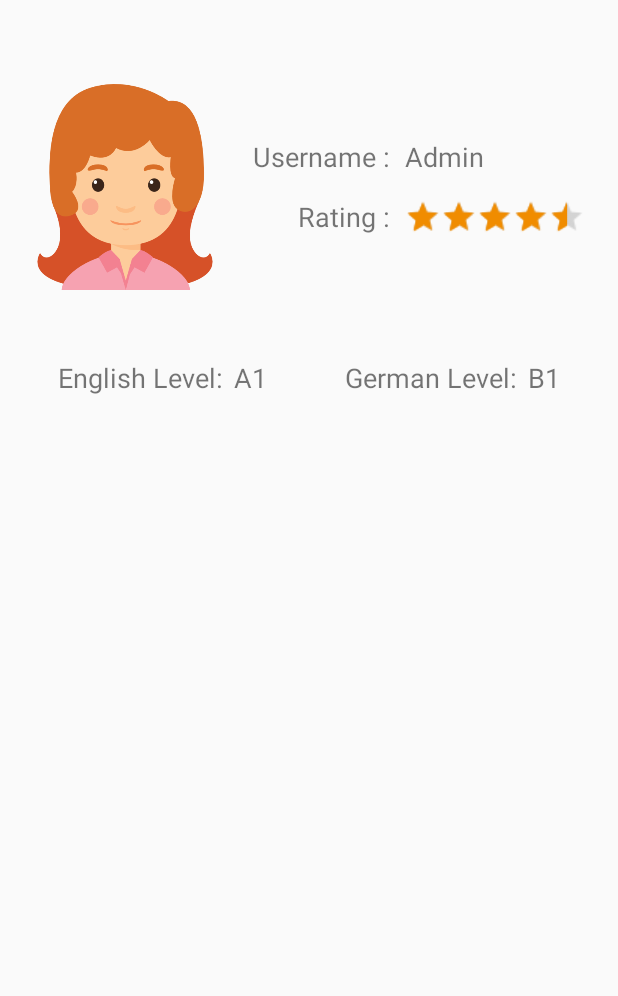
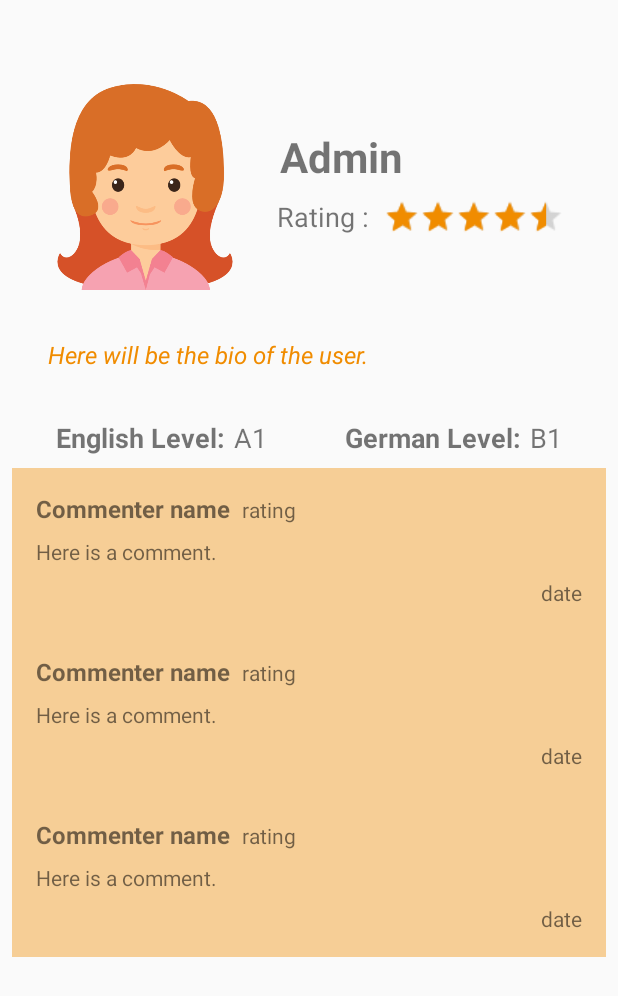
Before and after one commit to bounswe/bounswe2019group3, an Android app: the layout activity_profile_page.xml on its own in the app's theme, with its tools: preview values and no code run, on a phone screen of 412 x 824 dp. Shown: the top 996 px of the screen. Run offline under Robolectric (Android 15) with nearby library versions, the phone set to English and light mode, and no system bars; network calls fail; Roboto replaces fonts that are not available here.

Commit message:
Comment and bio added to profile page layout and some adjustments for api requests

```diff
--- a/project/mobile/bulingo/app/src/main/java/com/bulingo/Database/Language.java
+++ b/project/mobile/bulingo/app/src/main/java/com/bulingo/Database/Language.java
@@ -9,5 +9,7 @@ public class Language {
         public String name;
         @SerializedName("abbr")
         public String abbr;
+        @SerializedName("grade")
+        public String grade;
 
 }
--- a/project/mobile/bulingo/app/src/main/java/com/bulingo/Database/User.java
+++ b/project/mobile/bulingo/app/src/main/java/com/bulingo/Database/User.java
@@ -10,5 +10,11 @@ public class User {
     public String email;
     @SerializedName("role")
     public String role;
+    @SerializedName("bio")
+    public String bio;
+    @SerializedName("avatar")
+    public String avatar;
+    @SerializedName("rating")
+    public float rating;
 
 }
--- a/project/mobile/bulingo/app/src/main/java/com/bulingo/Login/LoginMain.java
+++ b/project/mobile/bulingo/app/src/main/java/com/bulingo/Login/LoginMain.java
@@ -27,6 +27,7 @@ import retrofit2.Response;
 public class LoginMain extends AppCompatActivity {
 
     APIInterface apiInterface;
+    String username;
 
     @Override
     protected void onCreate(Bundle savedInstanceState) {
@@ -34,6 +35,7 @@ public class LoginMain extends AppCompatActivity {
         apiInterface = APICLient.getClient(getApplicationContext()).create(APIInterface.class);
         setContentView(R.layout.activity_log_in_main);
         String message = getIntent().getStringExtra("message");
+        username = getIntent().getStringExtra("username");
         TextView text = findViewById(R.id.textView);
         text.setText(message);
 
@@ -101,6 +103,7 @@ public class LoginMain extends AppCompatActivity {
 
     public void onClickProfilePage(View view) {
         Intent intent = new Intent(this, ProfilePage.class);
+        intent.putExtra("username", username);
         startActivity(intent);
     }
 }
--- a/project/mobile/bulingo/app/src/main/java/com/bulingo/Login/Register.java
+++ b/project/mobile/bulingo/app/src/main/java/com/bulingo/Login/Register.java
@@ -67,7 +67,7 @@ public class Register extends AppCompatActivity {
             public void onResponse(Call<Void> call, Response<Void> response) {
                 Log.d("request", response.toString());
                 if(response.isSuccessful()) {
-                    registered("Welcome " + username + "!");
+                    registered("Welcome " + username + "!", username);
                 } else {
                     toast("This username or email address is used.");
                 }
@@ -87,11 +87,12 @@ public class Register extends AppCompatActivity {
         startActivity(intent);
     }
 
-    public void registered(String message){
+    public void registered(String message, String username){
         Toast.makeText(getApplicationContext(),"User Successfully Registered.", Toast.LENGTH_SHORT).show();
         Intent intent = new Intent(this, LoginMain.class);
         intent.putExtra("message", message);
         intent.putExtra("isNew", true);
+        intent.putExtra("username", username);
         startActivity(intent);
     }
 
--- a/project/mobile/bulingo/app/src/main/java/com/bulingo/MainActivity.java
+++ b/project/mobile/bulingo/app/src/main/java/com/bulingo/MainActivity.java
@@ -63,10 +63,11 @@ public class MainActivity extends AppCompatActivity {
         startActivity(intent);
     }
 
-    public void signedIn(String message){
+    public void signedIn(String message, String username){
         Intent intent = new Intent(this, LoginMain.class);
         intent.putExtra("message", message);
         intent.putExtra("isNew", false);
+        intent.putExtra("username", username);
         startActivity(intent);
     }
 
@@ -92,7 +93,7 @@ public class MainActivity extends AppCompatActivity {
                 Log.d("request", response.toString());
                 if(response.code() == 200) {
                     User user = response.body();
-                    signedIn("Welcome " + user.username + "! ");
+                    signedIn("Welcome " + user.username + "! ", username);
                 } else {
                     toast("Your email/password combination does not match.");
                 }
--- a/project/mobile/bulingo/app/src/main/res/layout/activity_profile_page.xml
+++ b/project/mobile/bulingo/app/src/main/res/layout/activity_profile_page.xml
@@ -28,7 +28,7 @@
                 android:layout_width="match_parent"
                 android:layout_height="wrap_content"
                 android:padding="8dp"
-                app:layout_constraintBottom_toTopOf="@id/layoutForLevel"
+                app:layout_constraintBottom_toTopOf="@id/bio"
                 app:layout_constraintEnd_toEndOf="parent"
                 app:layout_constraintStart_toStartOf="parent"
                 app:layout_constraintTop_toTopOf="parent">
@@ -55,34 +55,24 @@
                     app:layout_constraintTop_toTopOf="parent">
 
                     <TextView
-                        android:id="@+id/staticUsername"
-                        android:layout_width="100dp"
+                        android:id="@+id/realUsername"
+                        android:layout_width="188dp"
                         android:layout_height="40dp"
-                        android:gravity="center"
-                        android:text="@string/username2"
-                        android:textAlignment="textEnd"
-                        android:textSize="18sp"
-                        app:layout_constraintBottom_toTopOf="@id/staticRating"
-                        app:layout_constraintEnd_toStartOf="@id/realUsername"
+                        android:gravity="center_vertical"
+                        android:text="Admin"
+                        android:textSize="28sp"
+                        app:autoSizeTextType="uniform"
+                        app:autoSizeMinTextSize="16sp"
+                        app:autoSizeMaxTextSize="28sp"
+                        android:textStyle="bold"
+                        app:layout_constraintBottom_toTopOf="@+id/ratingLayout"
+                        app:layout_constraintEnd_toEndOf="parent"
                         app:layout_constraintStart_toStartOf="parent"
                         app:layout_constraintTop_toTopOf="parent" />
 
                     <TextView
-                        android:id="@+id/realUsername"
-                        android:layout_width="120dp"
-                        android:layout_height="40dp"
-                        android:gravity="center_vertical"
-                        android:text="Admin"
-                        android:textSize="18sp"
-                        android:layout_marginStart="10dp"
-                        app:layout_constraintBottom_toTopOf="@+id/ratingLayout"
-                        app:layout_constraintEnd_toEndOf="parent"
-                        app:layout_constraintStart_toEndOf="@id/staticUsername"
-                        app:layout_constraintTop_toTopOf="parent" />
-
-                    <TextView
                         android:id="@+id/staticRating"
-                        android:layout_width="100dp"
+                        android:layout_width="wrap_content"
                         android:layout_height="40dp"
                         android:gravity="center_vertical"
                         android:text="@string/rating"
@@ -90,8 +80,7 @@
                         android:textSize="18sp"
                         app:layout_constraintBottom_toBottomOf="parent"
                         app:layout_constraintEnd_toStartOf="@+id/ratingLayout"
-                        app:layout_constraintStart_toStartOf="parent"
-                        app:layout_constraintTop_toBottomOf="@id/staticUsername" />
+                        app:layout_constraintStart_toStartOf="parent" />
 
                     <androidx.constraintlayout.widget.ConstraintLayout
                         android:id="@+id/ratingLayout"
@@ -124,16 +113,29 @@
 
             </androidx.constraintlayout.widget.ConstraintLayout>
 
+            <TextView
+                android:id="@+id/bio"
+                android:layout_width="match_parent"
+                android:layout_height="wrap_content"
+                android:layout_margin="24dp"
+                android:text="Here will be the bio of the user."
+                android:textColor="@color/colorAccent"
+                android:textStyle="italic"
+                android:textSize="16sp"
+                app:layout_constraintBottom_toTopOf="@id/layoutForLevel"
+                app:layout_constraintEnd_toEndOf="parent"
+                app:layout_constraintStart_toStartOf="parent"
+                app:layout_constraintTop_toBottomOf="@id/layoutWithImage" />
+
             <androidx.constraintlayout.widget.ConstraintLayout
                 android:id="@+id/layoutForLevel"
                 android:layout_width="match_parent"
                 android:layout_height="wrap_content"
-                android:layout_marginTop="30dp"
                 android:padding="8dp"
-                app:layout_constraintBottom_toBottomOf="parent"
+                app:layout_constraintBottom_toTopOf="@id/commentRecycler"
                 app:layout_constraintEnd_toEndOf="parent"
                 app:layout_constraintStart_toStartOf="parent"
-                app:layout_constraintTop_toBottomOf="@id/layoutWithImage">
+                app:layout_constraintTop_toBottomOf="@id/bio">
 
                 <TextView
                     android:id="@+id/englishTextView"
@@ -142,6 +144,7 @@
                     android:layout_marginStart="20dp"
                     android:text="English Level: "
                     android:textSize="18sp"
+                    android:textStyle="bold"
                     app:layout_constraintBottom_toBottomOf="parent"
                     app:layout_constraintEnd_toStartOf="@id/englishLevel"
                     app:layout_constraintStart_toStartOf="parent"
@@ -165,6 +168,7 @@
                     android:layout_height="wrap_content"
                     android:text="German Level: "
                     android:textSize="18sp"
+                    android:textStyle="bold"
                     app:layout_constraintBottom_toBottomOf="parent"
                     app:layout_constraintEnd_toStartOf="@id/germanLevel"
                     app:layout_constraintStart_toEndOf="@id/englishLevel"
@@ -184,6 +188,18 @@
 
             </androidx.constraintlayout.widget.ConstraintLayout>
 
+            <androidx.recyclerview.widget.RecyclerView
+                android:layout_width="match_parent"
+                android:layout_height="wrap_content"
+                android:id="@+id/commentRecycler"
+                app:layout_constraintBottom_toBottomOf="parent"
+                app:layout_constraintEnd_toEndOf="parent"
+                app:layout_constraintStart_toStartOf="parent"
+                app:layout_constraintTop_toBottomOf="@id/layoutForLevel"
+                tools:listitem="@layout/comment">
+
+            </androidx.recyclerview.widget.RecyclerView>
+
         </androidx.constraintlayout.widget.ConstraintLayout>
     </ScrollView>
 
--- /dev/null
+++ b/project/mobile/bulingo/app/src/main/res/layout/comment.xml
@@ -0,0 +1,46 @@
+<?xml version="1.0" encoding="utf-8"?>
+<RelativeLayout xmlns:android="http://schemas.android.com/apk/res/android"
+    android:orientation="vertical"
+    android:layout_width="match_parent"
+    android:layout_height="wrap_content"
+    android:padding="16dp"
+    android:background="@color/colorAccentTransparent">
+
+    <TextView
+        android:id="@+id/commenter"
+        android:layout_width="wrap_content"
+        android:layout_height="wrap_content"
+        android:layout_alignParentStart="true"
+        android:layout_alignParentTop="true"
+        android:text="Commenter name"
+        android:textStyle="bold"
+        android:layout_marginEnd="8dp"
+        android:textSize="16sp"/>
+
+    <TextView
+        android:id="@+id/comment_rating"
+        android:layout_width="wrap_content"
+        android:layout_height="wrap_content"
+        android:layout_toEndOf="@id/commenter"
+        android:layout_alignParentTop="true"
+        android:layout_alignBaseline="@id/commenter"
+        android:text="rating"/>
+
+    <TextView
+        android:id="@+id/comment_body"
+        android:layout_width="wrap_content"
+        android:layout_height="wrap_content"
+        android:layout_below="@id/commenter"
+        android:layout_marginTop="8dp"
+        android:layout_marginBottom="8dp"
+        android:text="Here is a comment." />
+
+    <TextView
+        android:id="@+id/comment_date"
+        android:layout_width="wrap_content"
+        android:layout_height="wrap_content"
+        android:layout_below="@id/comment_body"
+        android:layout_alignParentEnd="true"
+        android:text="date" />
+
+</RelativeLayout>
--- a/project/mobile/bulingo/app/src/main/res/values/colors.xml
+++ b/project/mobile/bulingo/app/src/main/res/values/colors.xml
@@ -3,5 +3,6 @@
     <color name="colorPrimary">#008577</color>
     <color name="colorPrimaryDark">#00574B</color>
     <color name="colorAccent">#F08C00</color>
+    <color name="colorAccentTransparent">#66F08C00</color>
     <color name="buttonTextColor">#666666</color>
 </resources>
```
Also changed, not shown: project/mobile/bulingo/app/src/main/java/com/bulingo/Database/APIInterface.java (+9 -0 lines), project/mobile/bulingo/app/src/main/java/com/bulingo/Database/Comment.java (added, +18 -0 lines), project/mobile/bulingo/app/src/main/java/com/bulingo/Profile/ProfilePage.java (+46 -0 lines).
